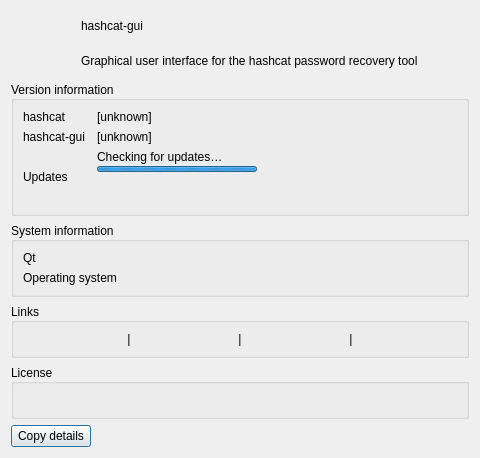
Old version of the form src/aboutdialog.ui in the repository rgroesslinger/hashcat-gui.
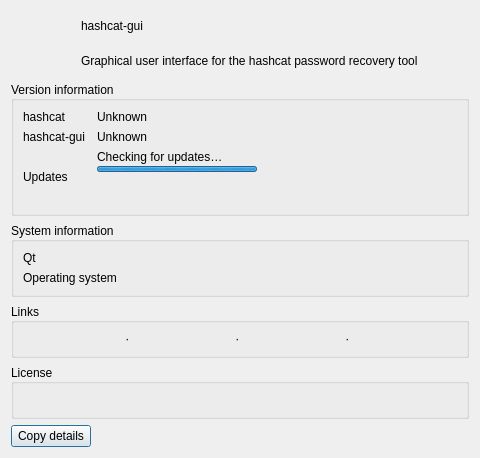
New version of the form.

What changed in the file:
```diff
--- a/src/aboutdialog.ui
+++ b/src/aboutdialog.ui
@@ -104,7 +104,7 @@
          </size>
         </property>
         <property name="text">
-         <string>[unknown]</string>
+         <string>Unknown</string>
         </property>
         <property name="wordWrap">
          <bool>true</bool>
@@ -124,7 +124,7 @@
       <item row="1" column="1">
        <widget class="QLabel" name="label_hc_gui_version">
         <property name="text">
-         <string>[unknown]</string>
+         <string>Unknown</string>
         </property>
         <property name="alignment">
          <set>Qt::AlignmentFlag::AlignLeading|Qt::AlignmentFlag::AlignLeft|Qt::AlignmentFlag::AlignVCenter</set>
@@ -345,7 +345,7 @@
          </sizepolicy>
         </property>
         <property name="text">
-         <string notr="true"> | </string>
+         <string notr="true"> · </string>
         </property>
        </widget>
       </item>
@@ -377,7 +377,7 @@
          </sizepolicy>
         </property>
         <property name="text">
-         <string notr="true"> | </string>
+         <string notr="true"> · </string>
         </property>
        </widget>
       </item>
@@ -409,7 +409,7 @@
          </sizepolicy>
         </property>
         <property name="text">
-         <string notr="true"> | </string>
+         <string notr="true"> · </string>
         </property>
        </widget>
       </item>
```
